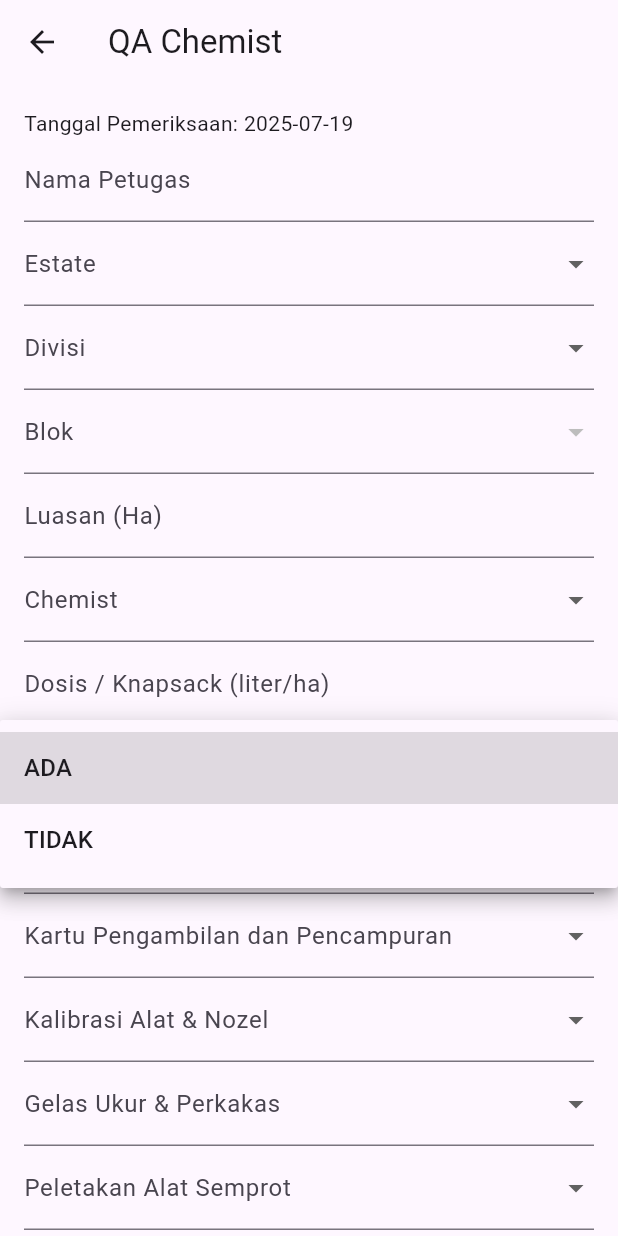
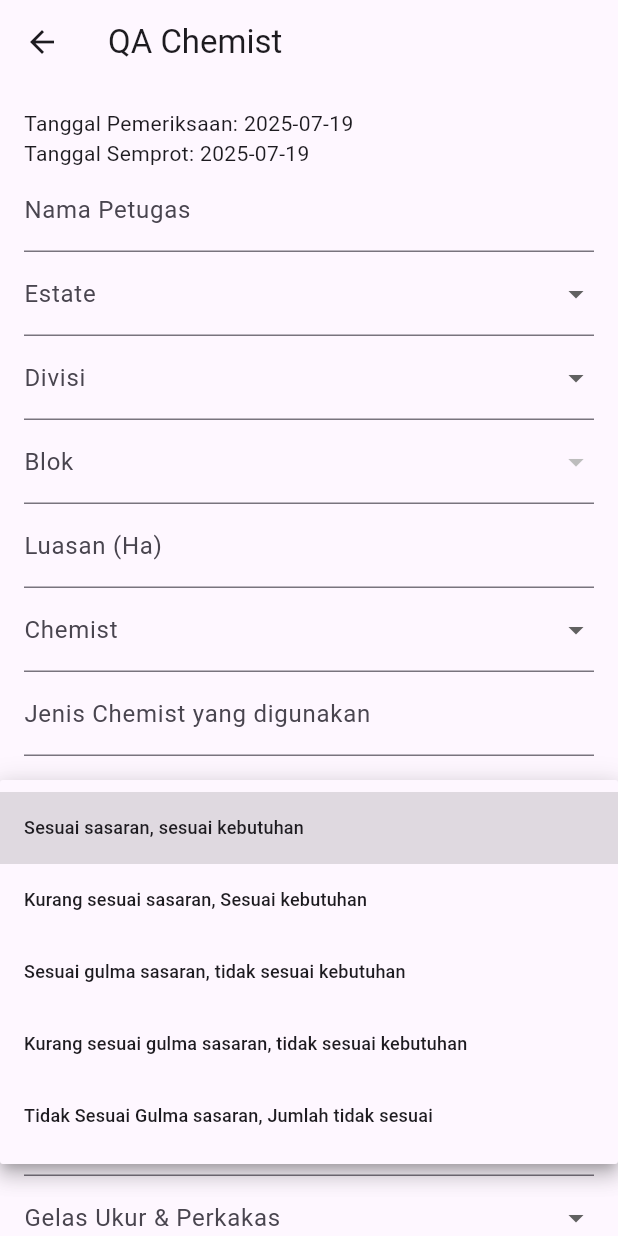
Before and after one commit to mutiaasabrina/QA-Mobile-AGRS, a Flutter app: the QAChemistPage screen opened directly, after a tap on "Bahan Herbisida", on a phone screen of 412 x 824 dp. Run offline on Flutter 3.47's test engine with Material 3 defaults, Android fonts, the phone set to English and light mode, and no system bars; our stand-ins replace sqflite; missing offline and left inert: gsheets; accounts and stored records are empty; project files that could hold a hidden picture were left out.

Commit message:
Fix UI Chemist bejiiiirrr

```diff
--- a/lib/pages/input_qa_chemist_page.dart
+++ b/lib/pages/input_qa_chemist_page.dart
@@ -10,13 +10,15 @@ class QAChemistPage extends StatefulWidget {
 }
 
 class _QAChemistPageState extends State<QAChemistPage> {
+  final String _tanggalPemeriksaan = DateFormat('yyyy-MM-dd').format(DateTime.now());
+  final String _tanggalSemprot = DateFormat('yyyy-MM-dd').format(DateTime.now());
   final _namaPetugasController = TextEditingController();
   final _luasanController = TextEditingController();
   final _barisController = TextEditingController();
+  final _jenisChemist = TextEditingController();
   final _jumlahSampleUjiPetikController = TextEditingController();
   List<TextEditingController> _volumeSampleControllers = [];
-
-  final String _tanggalPemeriksaan = DateFormat('yyyy-MM-dd').format(DateTime.now());
+  final _namaPetugasSemprotController = TextEditingController();
 
   String? selectedEstate;
   String? selectedDivisi;
@@ -29,9 +31,14 @@ class _QAChemistPageState extends State<QAChemistPage> {
   String? selectedPerkakas;
   String? selectedPeletakan;
   String? selectedAPD;
+  String? selectedAlatSemprot;
+  String? selectedKeseragamanNozel;
   String? selectedPokokTersemprot;
 
+   String get _tenagaSemprotKey => "${_namaPetugasSemprotController.text.trim()}|${selectedBlok ??''}|$_tanggalSemprot";
+
   final List<Map<String, dynamic>> _pokokSamples = [];
+  bool get isLocked => _pokokSamples.isNotEmpty;
 
   bool _ujiPetik = false;
   String dosisKnapsack = "";
@@ -39,11 +46,19 @@ class _QAChemistPageState extends State<QAChemistPage> {
 
   final List<String> estateOptions = ['Inti', 'Plasma'];
   final List<String> divisiOptions = ['1', '2', '3', '4', '5'];
-  final List<String> chemistOptions = ['Chemist CPT', 'Chemist Gawangan', 'Chemist CPT + Gawangan'];
+  final List<String> chemistType = ['Chemist CPT', 'Chemist Gawangan', 'Chemist CPT + Gawangan'];
   final List<String> apdOptions = [
     'Lengkap', 'Kurang dari 1 item', 'Kurang dari 2 item', 'Kurang dari 3 item', 'Tidak ada APD'
   ];
-  final List<String> yesNoOptions = ['Ya', 'Tidak'];
+  final List<String> bahanHerbisidaOptions = ['Sesuai sasaran, sesuai kebutuhan', 'Kurang sesuai sasaran, Sesuai kebutuhan', 'Sesuai gulma sasaran, tidak sesuai kebutuhan', 'Kurang sesuai gulma sasaran, tidak sesuai kebutuhan', 'Tidak Sesuai Gulma sasaran, Jumlah tidak sesuai'];
+  final List<String> programGulmaOptions = ['Terdapat RKB/RKH, Sesuai program Rotasi', 'Terdapat RKB/RKH,  kurang Sesuai program Rotasi', 'Terdapat RKB/RKH,  Tidak sesuai program Rotasi', 'Tidak terdapat RKB/RKH, Sesuai program Rotasi', 'Tidak terdapat RKB/RKH, Tidak Sesuai program Rotasi'];
+  final List<String> kartuOptions = ['Kartu lengkap dan Update', 'Kartu lengkap, Terlambat 1 Hari', 'Kartu lengkap, Terlambat > 2 Hari', 'Kartu tidak lengkap, terlambat 1 hari', 'Kartu dan Monitoring tidak ada'];
+  final List<String> kalibrasiOptions = ['Rutin dan Tercatat', 'Rutin dan tidak tercatat', 'Kurang rutin, tercatat', 'Tidak Rutin, tercatat', 'Tidak Pernah'];
+  final List<String> perkakasOptions = ['Gelas ukur terkalibrasi, Toolkit lengkap', 'Gelas ukur terkalibrasi, Toolkit tidak lengkap', 'Gelas ukur tidak terkalibrasi, Toolkit  lengkap', 'Gelas ukur tidak terkalibrasi, Toolkit  tidak lengkap', 'Tidak membawa keduanya'];
+  final List<String> peletakanOptions = ['Semua alat, tercatat', 'Semua alat, tidak tercatat', 'Sebagian alat saja dan tercatat', 'Sebagian alat saja, tidak tercatat', 'Tidak ada gudang dan pencatatan'];
+  final List<String> keseragamanNozel = ['Seragam', 'Tidak Seragam'];
+  final List<String> alatSemprot = ['Baik dan Lancar', 'Tidak Baik'];
+
   final List<String> pokokOptions = ['Tersemprot', 'Tidak Tersemprot'];
 
   final Map<String, List<String>> blokOptions = {
@@ -104,76 +119,71 @@ class _QAChemistPageState extends State<QAChemistPage> {
         padding: const EdgeInsets.all(16),
         child: Column(crossAxisAlignment: CrossAxisAlignment.start, children: [
           Text("Tanggal Pemeriksaan: $_tanggalPemeriksaan"),
+          Text("Tanggal Semprot: $_tanggalSemprot"),
           TextField(controller: _namaPetugasController, decoration: const InputDecoration(labelText: "Nama Petugas")),
           DropdownButtonFormField<String>(
             decoration: const InputDecoration(labelText: "Estate"),
             value: selectedEstate,
-            onChanged: (val) => setState(() => selectedEstate = val),
+            onChanged: isLocked ? null : (val) => setState(() => selectedEstate = val),
             items: estateOptions.map((e) => DropdownMenuItem(value: e, child: Text(e))).toList(),
           ),
           DropdownButtonFormField<String>(
             decoration: const InputDecoration(labelText: "Divisi"),
             value: selectedDivisi,
-            onChanged: (val) => setState(() => selectedDivisi = val),
+            onChanged: isLocked ? null : (val) => setState(() => selectedDivisi = val),
             items: divisiOptions.map((e) => DropdownMenuItem(value: e, child: Text(e))).toList(),
           ),
           DropdownButtonFormField<String>(
             decoration: const InputDecoration(labelText: "Blok"),
             value: selectedBlok,
-            onChanged: (val) => setState(() => selectedBlok = val),
+            onChanged: isLocked ? null : (val) => setState(() => selectedBlok = val),
             items: availableBloks.map((e) => DropdownMenuItem(value: e, child: Text(e))).toList(),
           ),
-          TextField(controller: _luasanController, decoration: const InputDecoration(labelText: "Luasan (Ha)")),
+          TextField(controller: _luasanController, decoration: const InputDecoration(labelText: "Luasan (Ha)"), enabled: !isLocked,),
           DropdownButtonFormField<String>(
             decoration: const InputDecoration(labelText: "Chemist"),
             value: selectedChemist,
-            onChanged: (val) => setState(() => selectedChemist = val),
-            items: chemistOptions.map((e) => DropdownMenuItem(value: e, child: Text(e))).toList(),
+            onChanged: isLocked ? null : (val) => setState(() => selectedChemist = val),
+            items: chemistType.map((e) => DropdownMenuItem(value: e, child: Text(e))).toList(),
           ),
+          TextField(controller: _jenisChemist, decoration: const InputDecoration(labelText: "Jenis Chemist yang digunakan"), enabled: !isLocked,),
           TextField(controller: _dosisController, decoration: const InputDecoration(labelText: "Dosis / Knapsack (liter/ha)"), keyboardType: TextInputType.number),
           DropdownButtonFormField<String>(
             decoration: const InputDecoration(labelText: "Bahan Herbisida"),
             value: selectedBahanHerbisida,
-            onChanged: (val) => setState(() => selectedBahanHerbisida = val),
-            items: ['ADA', 'TIDAK'].map((e) => DropdownMenuItem(value: e, child: Text(e))).toList(),
+            onChanged: isLocked ? null : (val) => setState(() => selectedBahanHerbisida = val),
+            items: bahanHerbisidaOptions.map((e) => DropdownMenuItem(value: e, child: Text(e, softWrap: true, style: TextStyle(fontSize: 12),))).toList(),
           ),
           DropdownButtonFormField<String>(
             decoration: const InputDecoration(labelText: "Program Pengendalian Gulma"),
             value: selectedProgramGulma,
-            onChanged: (val) => setState(() => selectedProgramGulma = val),
-            items: ['Sesuai', 'Tidak Sesuai'].map((e) => DropdownMenuItem(value: e, child: Text(e))).toList(),
+            onChanged: isLocked ? null : (val) => setState(() => selectedProgramGulma = val),
+            items: programGulmaOptions.map((e) => DropdownMenuItem(value: e, child: Text(e, softWrap: true, style: TextStyle(fontSize: 12),))).toList(),
           ),
           DropdownButtonFormField<String>(
             decoration: const InputDecoration(labelText: "Kartu Pengambilan dan Pencampuran"),
             value: selectedKartu,
-            onChanged: (val) => setState(() => selectedKartu = val),
-            items: yesNoOptions.map((e) => DropdownMenuItem(value: e, child: Text(e))).toList(),
+            onChanged: isLocked ? null : (val) => setState(() => selectedKartu = val),
+            items: kartuOptions.map((e) => DropdownMenuItem(value: e, child: Text(e))).toList(),
           ),
           DropdownButtonFormField<String>(
             decoration: const InputDecoration(labelText: "Kalibrasi Alat & Nozel"),
             value: selectedKalibrasi,
-            onChanged: (val) => setState(() => selectedKalibrasi = val),
-            items: yesNoOptions.map((e) => DropdownMenuItem(value: e, child: Text(e))).toList(),
+            onChanged: isLocked ? null : (val) => setState(() => selectedKalibrasi = val),
+            items: kalibrasiOptions.map((e) => DropdownMenuItem(value: e, child: Text(e))).toList(),
           ),
           DropdownButtonFormField<String>(
             decoration: const InputDecoration(labelText: "Gelas Ukur & Perkakas"),
             value: selectedPerkakas,
-            onChanged: (val) => setState(() => selectedPerkakas = val),
-            items: yesNoOptions.map((e) => DropdownMenuItem(value: e, child: Text(e))).toList(),
+            onChanged: isLocked ? null : (val) => setState(() => selectedPerkakas = val),
+            items: perkakasOptions.map((e) => DropdownMenuItem(value: e, child: Text(e, softWrap: true, style: TextStyle(fontSize: 14),))).toList(),
           ),
           DropdownButtonFormField<String>(
             decoration: const InputDecoration(labelText: "Peletakan Alat Semprot"),
             value: selectedPeletakan,
-            onChanged: (val) => setState(() => selectedPeletakan = val),
+            onChanged: isLocked ? null : (val) => setState(() => selectedPeletakan = val),
             items: ['Sesuai', 'Tidak Sesuai'].map((e) => DropdownMenuItem(value: e, child: Text(e))).toList(),
           ),
-          DropdownButtonFormField<String>(
-            decoration: const InputDecoration(labelText: "APD Pekerja"),
-            value: selectedAPD,
-            onChanged: (val) => setState(() => selectedAPD = val),
-            items: apdOptions.map((e) => DropdownMenuItem(value: e, child: Text(e))).toList(),
-          ),
-
           const Divider(),
           const Text("Input Sample Uji Petik", style: TextStyle(fontWeight: FontWeight.bold)),
           SwitchListTile(
@@ -218,11 +228,26 @@ class _QAChemistPageState extends State<QAChemistPage> {
             decoration: const InputDecoration(labelText: "Baris ke-"),
             keyboardType: TextInputType.number,
           ),
+          TextField(
+            controller: _namaPetugasSemprotController, decoration: const InputDecoration(labelText: "Nama Petugas Semprot"),
+          ),
           DropdownButtonFormField<String>(
             decoration: const InputDecoration(labelText: "Pokok Tersemprot"),
             value: selectedPokokTersemprot,
             onChanged: (val) => setState(() => selectedPokokTersemprot = val),
             items: pokokOptions.map((e) => DropdownMenuItem(value: e, child: Text(e))).toList(),
+          ),
+          DropdownButtonFormField<String>(
+            decoration: const InputDecoration(labelText: "Kondisi Alat Semprot"),
+            value: selectedAlatSemprot,
+            onChanged: (val) => setState(() => selectedAlatSemprot = val),
+            items: alatSemprot.map((e) => DropdownMenuItem(value: e, child: Text(e))).toList(),
+          ),
+          DropdownButtonFormField<String>(
+            decoration: const InputDecoration(labelText: "Keseragaman Nozel"),
+            value: selectedKeseragamanNozel,
+            onChanged: (val) => setState(() => selectedKeseragamanNozel = val),
+            items: keseragamanNozel.map((e) => DropdownMenuItem(value: e, child: Text(e))).toList(),
           ),
           DropdownButtonFormField<String>(
             decoration: const InputDecoration(labelText: "APD Pekerja"),
@@ -233,14 +258,16 @@ class _QAChemistPageState extends State<QAChemistPage> {
           const SizedBox(height: 8),
           ElevatedButton(
             onPressed: () {
-              if (_barisController.text.isNotEmpty && selectedPokokTersemprot != null && selectedAPD != null) {
+              if (_barisController.text.isNotEmpty && _namaPetugasSemprotController.text.isNotEmpty && selectedPokokTersemprot != null && selectedAPD != null) {
                 setState(() {
                   _pokokSamples.add({
                     'baris': _barisController.text,
+                    'nama_petugas': _namaPetugasSemprotController.text,
                     'tersemprot': selectedPokokTersemprot,
                     'apd': selectedAPD,
                   });
                   _barisController.clear();
+                  _namaPetugasSemprotController.clear();
                   selectedPokokTersemprot = null;
                   selectedAPD = null;
                 });
```
